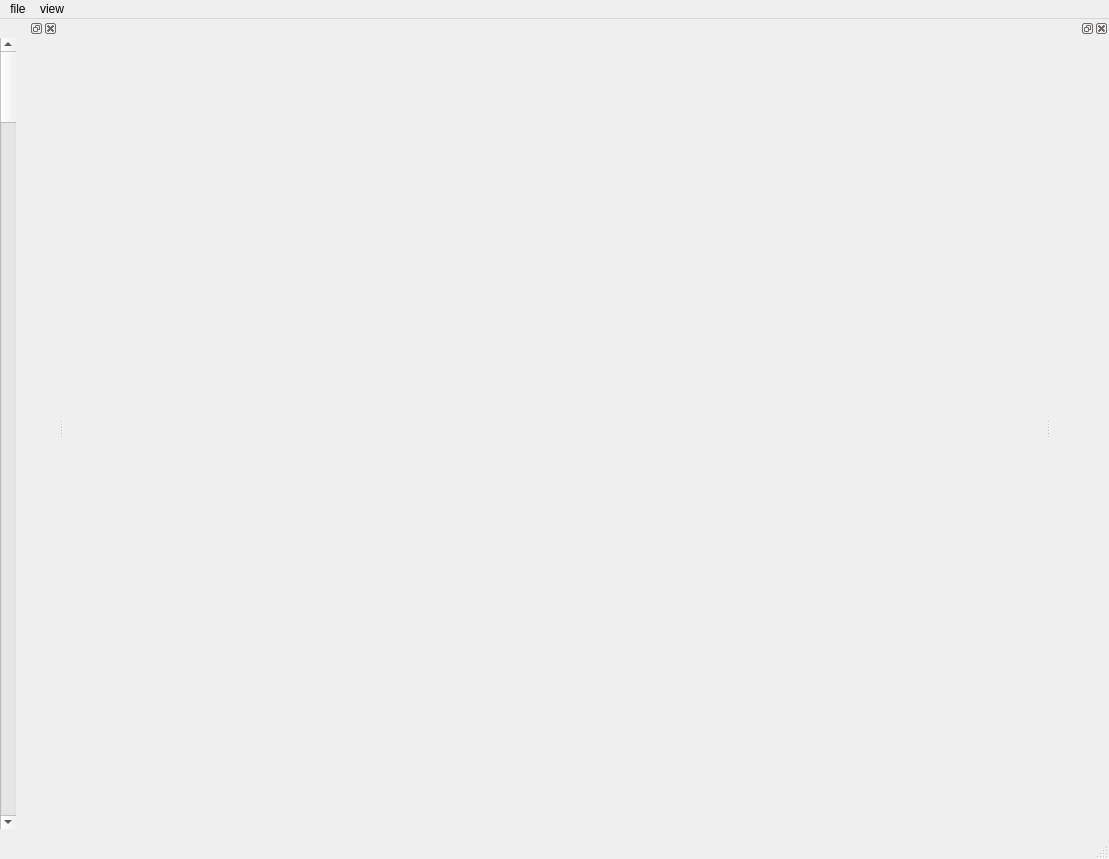
Before: the Qt Designer form src/Texture_UI/MainWindow_Texture.ui in marlinilram/AppMod, drawn with Qt 5.
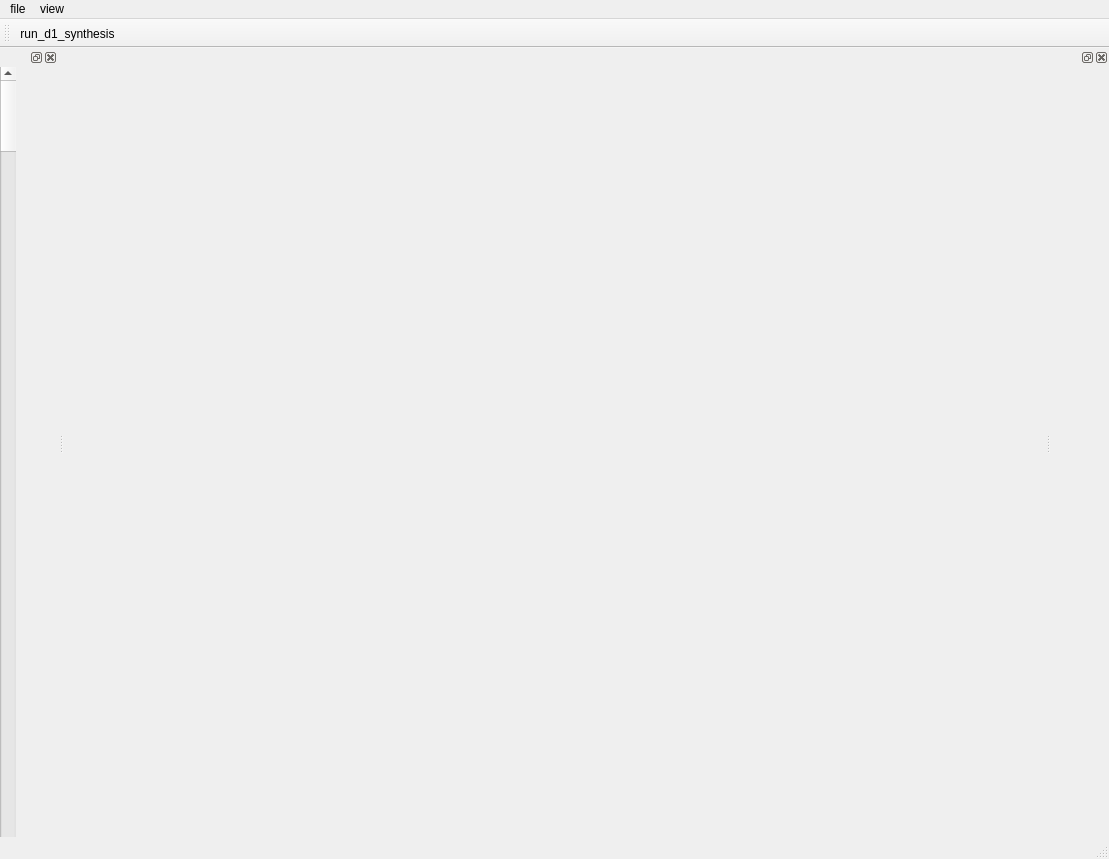
After: the same form once the commit is applied.

What changed in the file:
```diff
--- a/src/Texture_UI/MainWindow_Texture.ui
+++ b/src/Texture_UI/MainWindow_Texture.ui
@@ -78,6 +78,18 @@
    </attribute>
    <widget class="QWidget" name="dockWidgetContents_2"/>
   </widget>
+  <widget class="QToolBar" name="toolBar">
+   <property name="windowTitle">
+    <string>toolBar</string>
+   </property>
+   <attribute name="toolBarArea">
+    <enum>TopToolBarArea</enum>
+   </attribute>
+   <attribute name="toolBarBreak">
+    <bool>false</bool>
+   </attribute>
+   <addaction name="actionRun_d1_synthesis"/>
+  </widget>
   <action name="actionSet_Texture_Dir">
    <property name="text">
     <string>set_texture_dir</string>
@@ -98,6 +110,11 @@
     <string>load_obj</string>
    </property>
   </action>
+  <action name="actionRun_d1_synthesis">
+   <property name="text">
+    <string>run_d1_synthesis</string>
+   </property>
+  </action>
  </widget>
  <resources/>
  <connections/>
```
